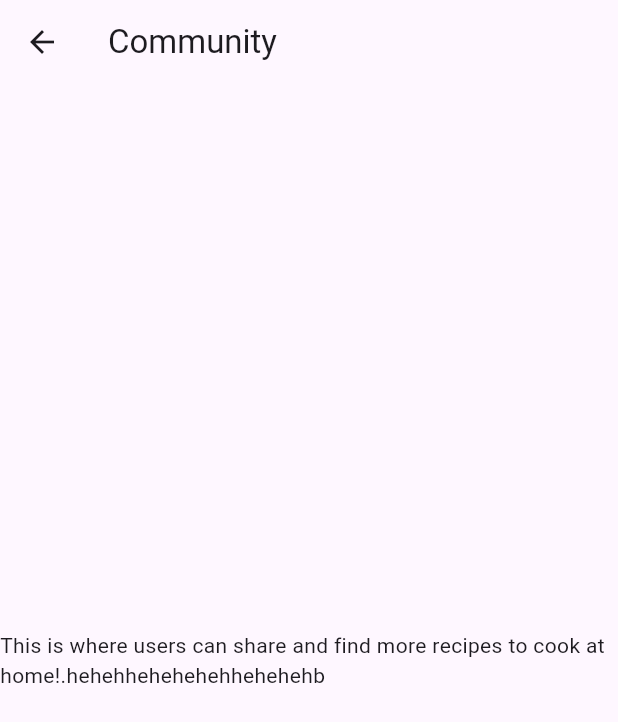
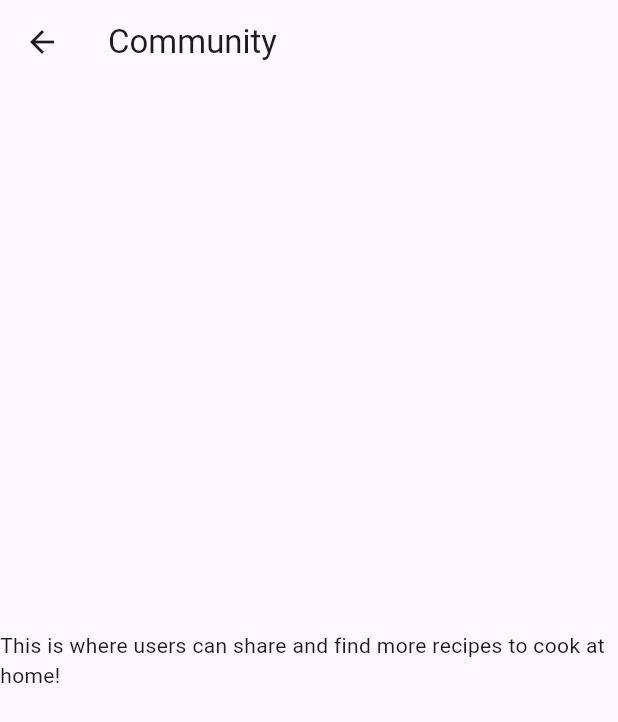
Before and after one commit to ShahiraYasmeen/Recipedia, a Flutter app: the CommunityScreen screen opened directly, on a phone screen of 412 x 824 dp. Shown: the top 722 px of the screen. Run offline on Flutter 3.47's test engine with Material 3 defaults, Android fonts, the phone set to English and light mode, and no system bars.

Commit message:
Update community.dart

```diff
--- a/lib/screens/community.dart
+++ b/lib/screens/community.dart
@@ -11,7 +11,7 @@
       ),
 
       body:const Center(
-        child: Text('This is where users can share and find more recipes to cook at home!.hehehhehehehehhehehehb'),
+        child: Text('This is where users can share and find more recipes to cook at home!'),
       ),
     );
   }
```
